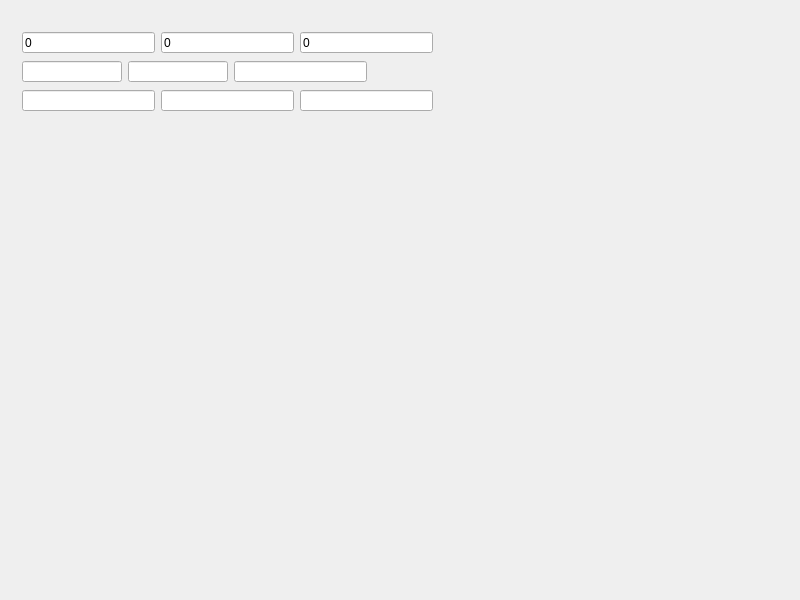
First picture: the form in widget.ui, repository stupid-rain/Qt6_DevGuide, before the edit.
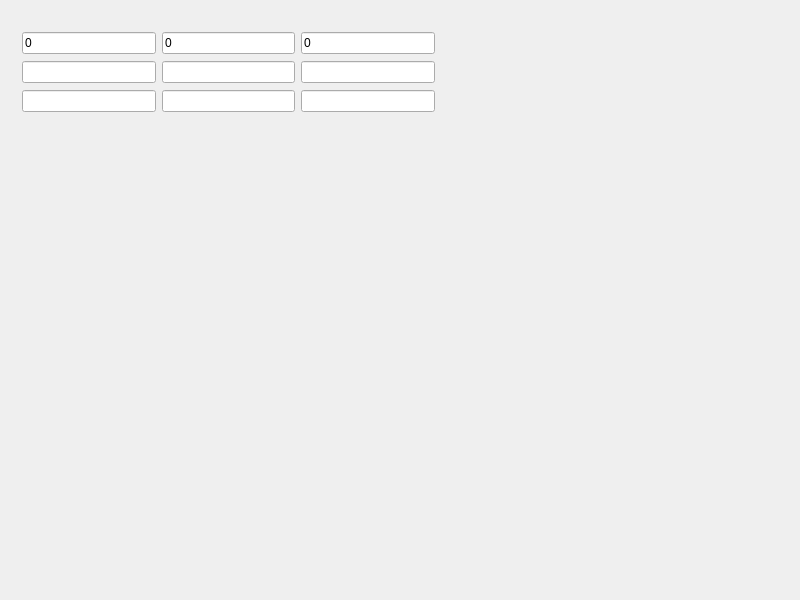
Second picture: the form after the edit.

What changed in the file:
```diff
--- a/widget.ui
+++ b/widget.ui
@@ -13,104 +13,80 @@
   <property name="windowTitle">
    <string>Widget</string>
   </property>
-  <widget class="QLineEdit" name="lineEdit">
+  <widget class="QWidget" name="">
    <property name="geometry">
     <rect>
      <x>22</x>
      <y>32</y>
-     <width>133</width>
-     <height>21</height>
+     <width>413</width>
+     <height>23</height>
     </rect>
    </property>
-   <property name="text">
-    <string>0</string>
-   </property>
+   <layout class="QHBoxLayout" name="horizontalLayout">
+    <item>
+     <widget class="QLineEdit" name="lineEdit">
+      <property name="text">
+       <string>0</string>
+      </property>
+     </widget>
+    </item>
+    <item>
+     <widget class="QLineEdit" name="lineEdit_2">
+      <property name="text">
+       <string>0</string>
+      </property>
+     </widget>
+    </item>
+    <item>
+     <widget class="QLineEdit" name="lineEdit_3">
+      <property name="text">
+       <string>0</string>
+      </property>
+     </widget>
+    </item>
+   </layout>
   </widget>
-  <widget class="QLineEdit" name="lineEdit_2">
+  <widget class="QWidget" name="">
    <property name="geometry">
     <rect>
-     <x>161</x>
-     <y>32</y>
-     <width>133</width>
-     <height>21</height>
-    </rect>
-   </property>
-   <property name="text">
-    <string>0</string>
-   </property>
-  </widget>
-  <widget class="QLineEdit" name="lineEdit_3">
-   <property name="geometry">
-    <rect>
-     <x>300</x>
-     <y>32</y>
-     <width>133</width>
-     <height>21</height>
-    </rect>
-   </property>
-   <property name="text">
-    <string>0</string>
-   </property>
-  </widget>
-  <widget class="QLineEdit" name="lineEdit_4">
-   <property name="geometry">
-    <rect>
      <x>22</x>
      <y>61</y>
-     <width>100</width>
-     <height>21</height>
+     <width>413</width>
+     <height>23</height>
     </rect>
    </property>
+   <layout class="QHBoxLayout" name="horizontalLayout_2">
+    <item>
+     <widget class="QLineEdit" name="lineEdit_4"/>
+    </item>
+    <item>
+     <widget class="QLineEdit" name="lineEdit_5"/>
+    </item>
+    <item>
+     <widget class="QLineEdit" name="lineEdit_6"/>
+    </item>
+   </layout>
   </widget>
-  <widget class="QLineEdit" name="lineEdit_5">
+  <widget class="QWidget" name="">
    <property name="geometry">
     <rect>
-     <x>128</x>
-     <y>61</y>
-     <width>100</width>
-     <height>21</height>
-    </rect>
-   </property>
-  </widget>
-  <widget class="QLineEdit" name="lineEdit_6">
-   <property name="geometry">
-    <rect>
-     <x>234</x>
-     <y>61</y>
-     <width>133</width>
-     <height>21</height>
-    </rect>
-   </property>
-  </widget>
-  <widget class="QLineEdit" name="lineEdit_7">
-   <property name="geometry">
-    <rect>
      <x>22</x>
      <y>90</y>
-     <width>133</width>
-     <height>21</height>
+     <width>413</width>
+     <height>23</height>
     </rect>
    </property>
-  </widget>
-  <widget class="QLineEdit" name="lineEdit_8">
-   <property name="geometry">
-    <rect>
-     <x>161</x>
-     <y>90</y>
-     <width>133</width>
-     <height>21</height>
-    </rect>
-   </property>
-  </widget>
-  <widget class="QLineEdit" name="lineEdit_9">
-   <property name="geometry">
-    <rect>
-     <x>300</x>
-     <y>90</y>
-     <width>133</width>
-     <height>21</height>
-    </rect>
-   </property>
+   <layout class="QHBoxLayout" name="horizontalLayout_3">
+    <item>
+     <widget class="QLineEdit" name="lineEdit_7"/>
+    </item>
+    <item>
+     <widget class="QLineEdit" name="lineEdit_8"/>
+    </item>
+    <item>
+     <widget class="QLineEdit" name="lineEdit_9"/>
+    </item>
+   </layout>
   </widget>
  </widget>
  <resources/>
```
